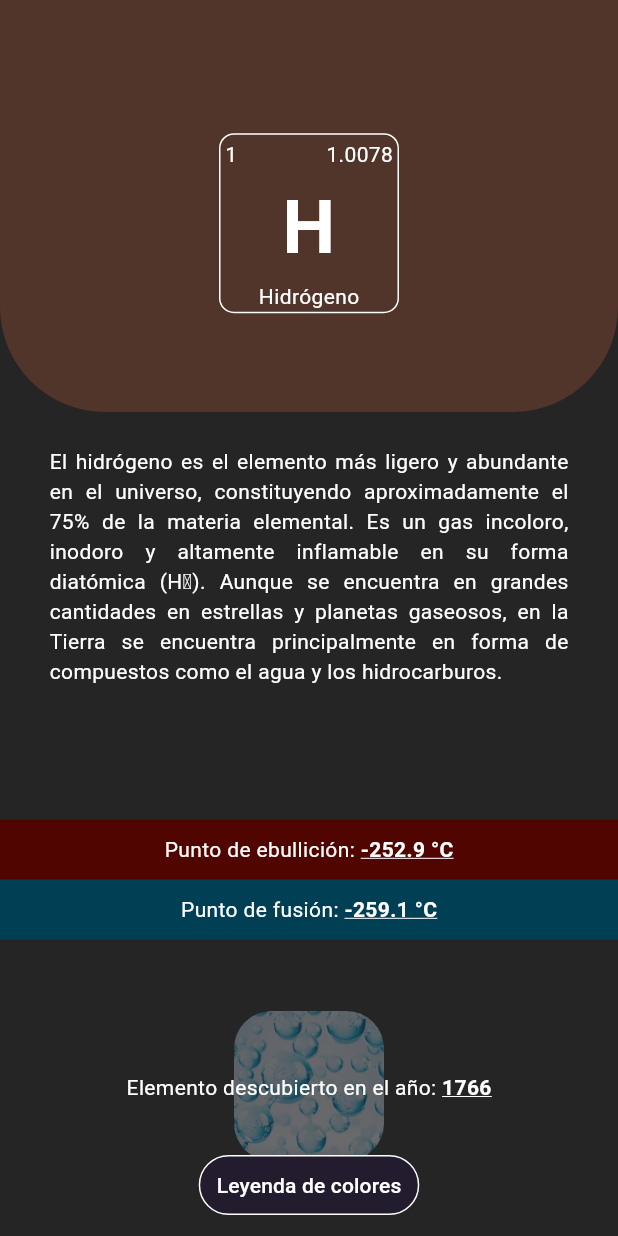
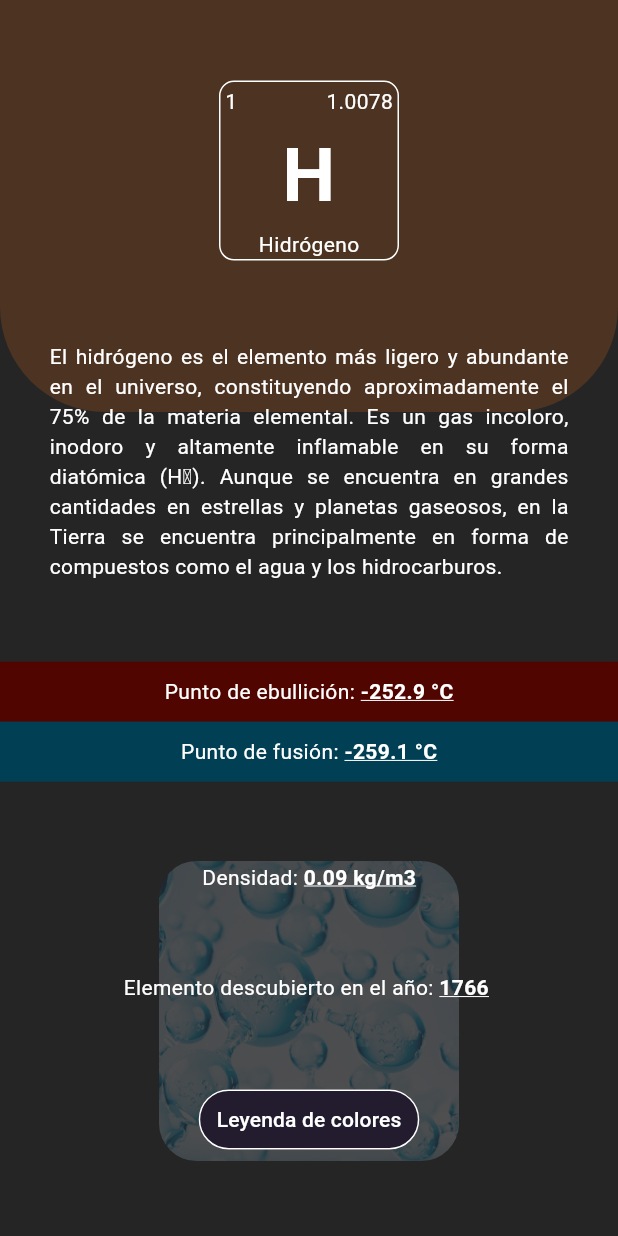
Before and after one commit to BusterAlan/periodic_table_dynamic, a Flutter app: the screen it shows after launch, on a phone screen of 412 x 824 dp. Run offline on Flutter 3.47's test engine with Material 3 defaults, Android fonts, the light colour scheme and no system bars.

```diff
--- a/lib/element_info_page.dart
+++ b/lib/element_info_page.dart
@@ -5,22 +5,19 @@ import 'widgets/element_info_page_wt/widgets.dart';
 class ElementPage extends StatelessWidget {
 
   final Color groupColor;
-  final String alusivePhoto;
-  final String elementData;
-  final String symbol;
-  final String name;
-  final int atomicNumber;
-  final double atomicMass;
-  final int yearDiscovered;
-  final double boilingPoint;
-  final double meltingPoint;
+  final String alusivePhoto, elementData, symbol, name;
+  final int atomicNumber, yearDiscovered;
+  final List<int> oxidationNumbers;
+  final double atomicMass, boilingPoint, meltingPoint,
+  densityValue;
 
   const ElementPage({ super.key, required this.groupColor,
   required this.alusivePhoto, required this.elementData,
   required this.symbol, required this.name,
   required this.atomicNumber, required this.atomicMass,
   required this.yearDiscovered, required this.boilingPoint,
-  required this.meltingPoint });
+  required this.meltingPoint, required this.densityValue,
+  required this.oxidationNumbers });
 
   @override
   Widget build(BuildContext context) {
@@ -34,6 +31,37 @@ class ElementPage extends StatelessWidget {
       decorationColor: Colors.white
 
     );
+
+/*     List<String> oxidationNumbersStringList = List.generate(oxidationNumbers.length, (index) {
+
+      return oxidationNumbers[index].toString();
+
+    });
+
+    if (oxidationNumbers.length > 1) {
+
+      for (int i = 0; i < oxidationNumbers.length; i++) {
+
+        int positiveNumb = oxidationNumbers[i];
+        int negativeNumb = -oxidationNumbers[i];
+
+        if(
+
+          oxidationNumbers.contains(positiveNumb)
+          &&
+          oxidationNumbers.contains(negativeNumb)
+
+        ) {
+
+          oxidationNumbersStringList.add('±$positiveNumb');
+          oxidationNumbers.remove(positiveNumb);
+          oxidationNumbers.remove(negativeNumb);
+
+        }
+
+      }
+
+    } */
 
     return Scaffold(
 
@@ -75,35 +103,14 @@ class ElementPage extends StatelessWidget {
                     child: Image.asset(
 
                       alusivePhoto,
-                      opacity: const AlwaysStoppedAnimation(.33),
-                      height: 100,
-                      width: 100,
+                      opacity: const AlwaysStoppedAnimation(.20),
+                      height: 200,
+                      width: 200,
                       fit: BoxFit.cover,
 
                     ),
 
                   )
-
-                ),
-
-              ]
-
-            ),
-
-            Stack(
-
-              alignment: Alignment.center,
-              children: [
-
-                Positioned(
-
-                  bottom: 10,
-                  child: TextButton(
-
-                    onPressed: () {},
-                    child: const Text('Leyenda de colores')
-
-                  ),
 
                 ),
 
@@ -165,10 +172,32 @@ class ElementPage extends StatelessWidget {
 
                   CustomTextLabel(
 
+                    title: 'Densidad',
+                    body: densityValue.toString(),
+                    unit: 'kg/m3',
+
+                  ),
+
+                  /* CustomTextLabel(
+
+                    title: 'No. de oxidación',
+                    body: densityValue.toString(),
+
+                  ), */
+
+                  CustomTextLabel(
+
                     title: 'Elemento descubierto en el año',
                     body: yearDiscovered.toString()
 
-                  )
+                  ),
+
+                  TextButton(
+
+                    onPressed: () {},
+                    child: const Text('Leyenda de colores')
+
+                  ),
 
                 ],
 
--- a/lib/main.dart
+++ b/lib/main.dart
@@ -52,7 +52,7 @@ class MainApp extends StatelessWidget {
 
       home: const ElementPage(
 
-        groupColor: Colors.deepOrangeAccent,
+        groupColor: Color.fromRGBO(236,105,18,1),
         alusivePhoto: 'assets/hidrogeno.jpg',
         elementData: "El hidrógeno es el elemento más ligero y abundante en el universo, constituyendo aproximadamente el 75% de la materia elemental. Es un gas incoloro, inodoro y altamente inflamable en su forma diatómica (H₂). Aunque se encuentra en grandes cantidades en estrellas y planetas gaseosos, en la Tierra se encuentra principalmente en forma de compuestos como el agua y los hidrocarburos.",
         symbol: 'H',
@@ -62,8 +62,27 @@ class MainApp extends StatelessWidget {
         yearDiscovered: 1766,
         boilingPoint: -252.9,
         meltingPoint: -259.1,
+        densityValue: 0.09,
+        oxidationNumbers: [ -1, 1 ],
 
       ),
+
+/*       home: const ElementPage(
+
+        groupColor: Color.fromRGBO(147,167,14,1),
+        alusivePhoto: 'assets/cloro.jpg',
+        elementData: "El cloro es un elemento químico perteneciente al grupo de los halógenos, con el símbolo Cl y número atómico 17. Es un gas amarillo verdoso, con un olor acre y muy reactivo. En su forma diatómica (Cl₂), es altamente tóxico y se utiliza principalmente como desinfectante y agente blanqueador. El cloro es esencial en la purificación de agua potable y en la desinfección de piscinas. Además, es un componente clave en la producción de una amplia variedad de productos químicos, incluidos los plásticos, solventes y medicamentos. Debido a su alta reactividad, el cloro raramente se encuentra en la naturaleza en su forma elemental, pero es abundante en forma de compuestos como la sal común (cloruro de sodio).",
+        symbol: 'Cl',
+        name: 'Cloro',
+        atomicNumber: 17,
+        atomicMass: 35.453,
+        yearDiscovered: 1774,
+        boilingPoint: -34.04,
+        meltingPoint: -101.5,
+        densityValue: 3.214,
+        oxidationNumbers: [ -1, 1, 3, 5, 7 ],
+
+      ), */
 
     );
 
--- a/lib/widgets/element_info_page_wt/label_points.dart
+++ b/lib/widgets/element_info_page_wt/label_points.dart
@@ -34,7 +34,8 @@ class LabelPoint extends StatelessWidget {
       child: CustomTextLabel(
 
         title: cond ? 'Punto de ebullición' : 'Punto de fusión',
-        body: cond ? '${boilingPoint.toString()} °C' : '${meltingPoint.toString()} °C',
+        body: cond ? boilingPoint.toString() : meltingPoint.toString(),
+        unit: '°C',
 
       )
 
--- a/lib/widgets/element_info_page_wt/my_text_label.dart
+++ b/lib/widgets/element_info_page_wt/my_text_label.dart
@@ -3,12 +3,14 @@ import 'package:flutter/material.dart';
 class CustomTextLabel extends StatelessWidget {
 
   final String title, body;
+  final String? unit;
 
   const CustomTextLabel({
 
     super.key,
     required this.title,
     required this.body,
+    this.unit,
 
   });
 
@@ -24,7 +26,7 @@ class CustomTextLabel extends StatelessWidget {
 
         Text(
 
-          body,
+          '$body ${unit ?? ''}',
           style: const TextStyle(
 
             fontWeight: FontWeight.bold,
--- a/pubspec.yaml
+++ b/pubspec.yaml
@@ -20,3 +20,4 @@ flutter:
   assets:
     - assets/cloud_test.jpg
     - assets/hidrogeno.jpg
+    - assets/cloro.jpg
```
Also changed, not shown: assets/cloro.jpg (added).
